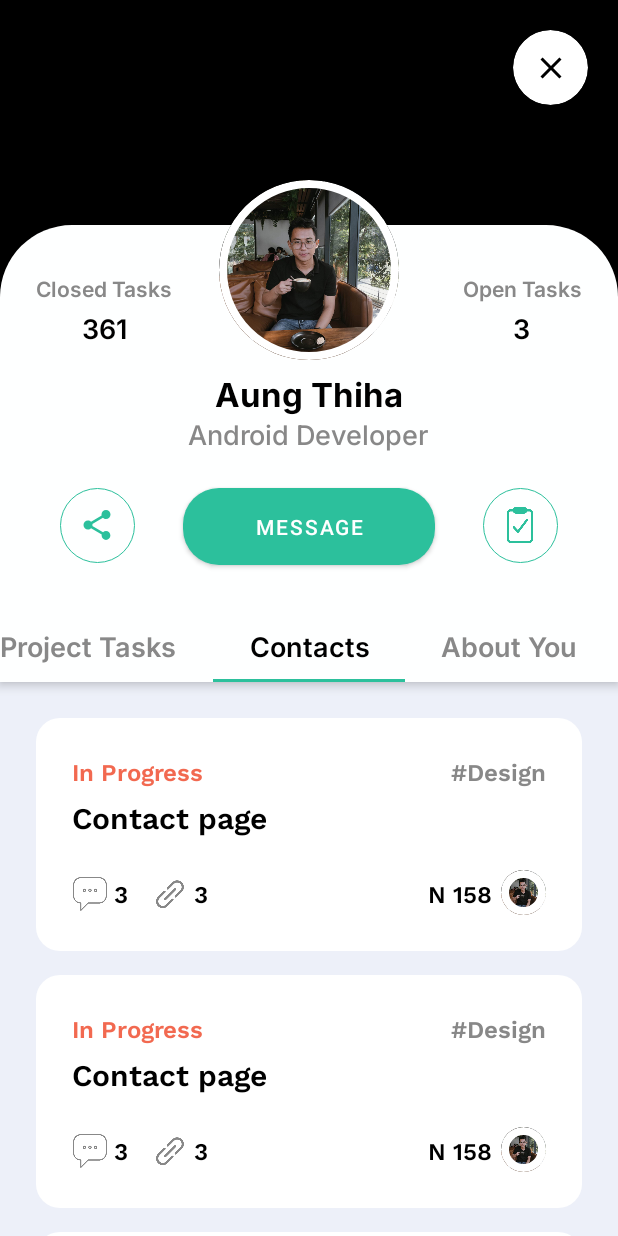
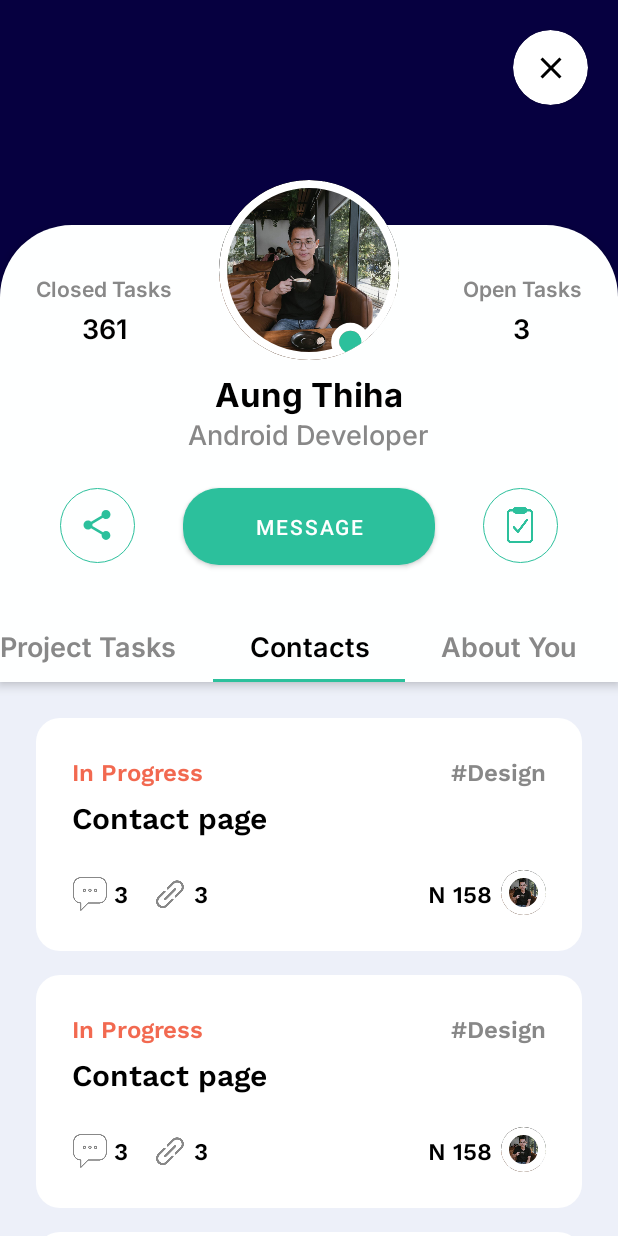
Before and after one commit to flexath/CustomView-Assignment-PADC, an Android app: the ProfileScreenActivity screen opened directly, with no data from a screen before it, tab 2 chosen, on a phone screen of 412 x 824 dp. Run offline under Robolectric (Android 15) with nearby library versions, the phone set to English and light mode, and no system bars.

```diff
--- a/app/src/main/java/com/flexath/msixteenassignment/activities/ProfileScreenActivity.kt
+++ b/app/src/main/java/com/flexath/msixteenassignment/activities/ProfileScreenActivity.kt
@@ -1,12 +1,9 @@
 package com.flexath.msixteenassignment.activities
 
-import android.app.Activity
 import android.content.Context
 import android.content.Intent
-import android.graphics.Color
 import android.graphics.drawable.ColorDrawable
 import android.os.Bundle
-import android.view.Window
 import android.view.WindowManager
 import androidx.appcompat.app.AppCompatActivity
 import androidx.core.content.ContextCompat
@@ -16,6 +13,7 @@ import com.flexath.msixteenassignment.adapters.TaskAdapter
 import com.flexath.msixteenassignment.delegates.MainItemDelegate
 import kotlinx.android.synthetic.main.activity_profile_screen.*
 
+@Suppress("DEPRECATION")
 class ProfileScreenActivity : AppCompatActivity(),MainItemDelegate {
 
     private val titleList = listOf("Project Tasks","Contacts","About You","Jobs")
@@ -31,12 +29,11 @@ class ProfileScreenActivity : AppCompatActivity(),MainItemDelegate {
         super.onCreate(savedInstanceState)
         setContentView(R.layout.activity_profile_screen)
 
-        window.setBackgroundDrawable(ColorDrawable(Color.TRANSPARENT))
+        window.setBackgroundDrawable(ColorDrawable(R.layout.activity_main))
         window.setDimAmount(0f)
 
         changeStatusBar()
 
-        ivProfile.bringToFront()
         setUpTitleTabLayout()
         setUpTaskProfileRecyclerView()
         setUpListeners()
--- a/app/src/main/java/com/flexath/msixteenassignment/views/components/RoundedProfileImage.kt
+++ b/app/src/main/java/com/flexath/msixteenassignment/views/components/RoundedProfileImage.kt
@@ -9,6 +9,7 @@ import android.graphics.Path
 import android.graphics.RectF
 import android.util.AttributeSet
 import androidx.appcompat.widget.AppCompatImageView
+import androidx.core.content.ContextCompat
 import androidx.core.content.withStyledAttributes
 import com.flexath.msixteenassignment.R
 
@@ -16,8 +17,20 @@ class RoundedProfileImage @JvmOverloads constructor(
     context: Context, attrs: AttributeSet? = null, defStyleAttr: Int = 0
 ) : AppCompatImageView(context, attrs, defStyleAttr) {
 
+    private var contextCircular = context
+
     private var cornerRadius = 0f
+    private var isActive = false
     private val path = Path()
+
+    private val DEFAULT_ACTIVE_CIRCLE_COLOR =
+        ContextCompat.getColor(contextCircular, R.color.colorAccent)
+
+    private val paintForBorder = Paint(Paint.ANTI_ALIAS_FLAG).apply {
+        color = DEFAULT_BORDER_COLOR
+        style = Paint.Style.STROKE
+        strokeWidth = DEFAULT_BORDER_WIDTH
+    }
 
     companion object {
         private const val DEFAULT_BORDER_WIDTH = 8.0f
@@ -26,27 +39,58 @@ class RoundedProfileImage @JvmOverloads constructor(
 
     init {
         context.withStyledAttributes(attrs, R.styleable.RoundedProfileImage) {
-            cornerRadius = getDimension(R.styleable.RoundedProfileImage_cornerRadius,0f)
+            cornerRadius = getDimension(R.styleable.RoundedProfileImage_cornerRadius, 0f)
+            isActive = getBoolean(R.styleable.RoundedProfileImage_isActive, false)
         }
+
+        translationZ = 8f
     }
 
     @SuppressLint("DrawAllocation")
     override fun onDraw(canvas: Canvas?) {
         val rectangle = RectF(0f, 0f, width.toFloat(), height.toFloat())
-        path.addRoundRect(rectangle,cornerRadius,cornerRadius,Path.Direction.CCW)
+        path.addRoundRect(rectangle, cornerRadius, cornerRadius, Path.Direction.CCW)
         canvas?.clipPath(path)
         super.onDraw(canvas)
 
         onDrawBorderCircle(canvas)
+
+        if (isActive) {
+            onDrawActiveCircle(canvas)
+        }
     }
 
     private fun onDrawBorderCircle(canvas: Canvas?) {
-        val paint = Paint(Paint.ANTI_ALIAS_FLAG)
+        canvas?.drawCircle(
+            width / 2f,
+            height / 2f,
+            cornerRadius - DEFAULT_BORDER_WIDTH / 2f,
+            paintForBorder
+        )
+    }
 
-        paint.color = DEFAULT_BORDER_COLOR
-        paint.style = Paint.Style.STROKE
-        paint.strokeWidth = DEFAULT_BORDER_WIDTH
-        paint.strokeCap = Paint.Cap.BUTT
-        canvas?.drawCircle(width/2f,height/2f,cornerRadius - DEFAULT_BORDER_WIDTH/2f,paint)
+    private fun onDrawActiveCircle(canvas: Canvas?) {
+
+        // For Active Circle
+        val paintForActiveCircle = Paint(Paint.ANTI_ALIAS_FLAG).apply {
+            style = Paint.Style.FILL
+            color = DEFAULT_ACTIVE_CIRCLE_COLOR
+            translationZ = 8f
+            bringToFront()
+        }
+        canvas?.drawCircle(
+            width.toFloat() * 0.73f,
+            height.toFloat() * 0.9f,
+            cornerRadius / 8,
+            paintForActiveCircle
+        )
+
+        // For Active Circle Border
+        canvas?.drawCircle(
+            width.toFloat() * 0.73f,
+            height.toFloat() * 0.9f,
+            (cornerRadius / 8) + DEFAULT_BORDER_WIDTH / 2f,
+            paintForBorder
+        )
     }
 }
--- a/app/src/main/res/layout/activity_profile_screen.xml
+++ b/app/src/main/res/layout/activity_profile_screen.xml
@@ -2,9 +2,9 @@
 <androidx.core.widget.NestedScrollView xmlns:android="http://schemas.android.com/apk/res/android"
     xmlns:app="http://schemas.android.com/apk/res-auto"
     xmlns:tools="http://schemas.android.com/tools"
+    android:id="@+id/profileScreen"
     android:layout_width="match_parent"
     android:layout_height="match_parent"
-    android:id="@+id/profileScreen"
     android:background="@android:color/transparent"
     tools:context=".activities.ProfileScreenActivity">
 
@@ -39,6 +39,7 @@
             android:elevation="@dimen/margin_medium"
             android:scaleType="centerCrop"
             app:cornerRadius="60dp"
+            app:isActive="true"
             app:srcCompat="@drawable/aungthiha" />
 
         <RelativeLayout
@@ -89,7 +90,8 @@
                 android:layout_alignParentEnd="true"
                 android:layout_marginTop="@dimen/margin_xlarge"
                 android:layout_marginEnd="@dimen/margin_large"
-                android:orientation="vertical">
+                android:orientation="vertical"
+                tools:ignore="RelativeOverlap">
 
                 <androidx.appcompat.widget.AppCompatTextView
                     android:layout_width="wrap_content"
@@ -150,7 +152,7 @@
                 android:paddingTop="@dimen/margin_medium_2"
                 android:paddingEnd="@dimen/margin_xxlarge"
                 android:paddingBottom="@dimen/margin_medium_2"
-                android:text="MESSAGE"
+                android:text="@string/message_lbl"
                 android:textColor="@color/white"
                 app:backgroundTint="@color/colorAccent"
                 app:cornerRadius="@dimen/margin_large"
@@ -219,8 +221,8 @@
             android:id="@+id/rvTaskProfile"
             android:layout_width="wrap_content"
             android:layout_height="wrap_content"
+            android:layout_below="@+id/rlUserDataProfile"
             android:background="@color/colorTransparent"
-            android:layout_below="@+id/rlUserDataProfile"
             android:padding="@dimen/margin_large"
             tools:listitem="@layout/viewpod_task_item" />
 
--- a/app/src/main/res/values/attrs.xml
+++ b/app/src/main/res/values/attrs.xml
@@ -3,6 +3,7 @@
 
     <declare-styleable name="RoundedProfileImage">
         <attr name="cornerRadius" format="dimension"/>
+        <attr name="isActive" format="boolean"/>
     </declare-styleable>
 
     <declare-styleable name="CustomProgressBar">
--- a/app/src/main/res/values/colors.xml
+++ b/app/src/main/res/values/colors.xml
@@ -17,5 +17,5 @@
     <color name="progressCircularBarColor">#facfc2</color>
     <color name="taskBackgroundColor">#eef2fb</color>
     <color name="taskScreenBackgroundColor">#33354e</color>
-    <color name="profileScreenBackgroundTransparent">#33354e</color>
+    <color name="profileScreenBackgroundTransparent">#33feffff</color>
 </resources>
--- a/app/src/main/res/values/strings.xml
+++ b/app/src/main/res/values/strings.xml
@@ -19,4 +19,5 @@
     <string name="description_lbl">Description</string>
     <string name="attachments_lbl">ATTACHMENTS</string>
     <string name="create_task_lbl">CREATE TASK</string>
+    <string name="message_lbl">MESSAGE</string>
 </resources>
--- a/app/src/main/res/values/styles.xml
+++ b/app/src/main/res/values/styles.xml
@@ -13,4 +13,5 @@
         <item name="android:textSize">@dimen/text_regular_2x</item>
         <item name="android:textAlignment">center</item>
     </style>
+
 </resources>
```
Also changed, not shown: app/src/main/java/com/flexath/msixteenassignment/activities/MainActivity.kt (+92 -5 lines), app/src/main/java/com/flexath/msixteenassignment/activities/TaskScreenActivity.kt (+6 -3 lines), app/src/main/java/com/flexath/msixteenassignment/dialogs/FullScreenDialog.kt (added, +21 -0 lines).
